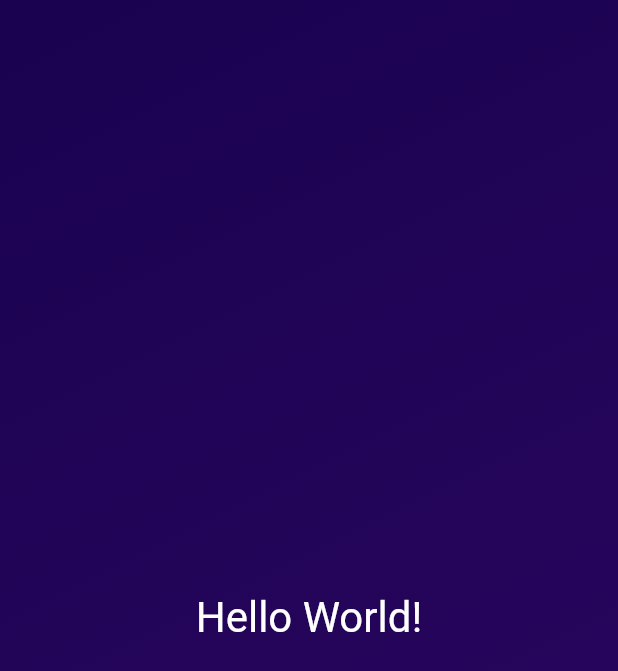
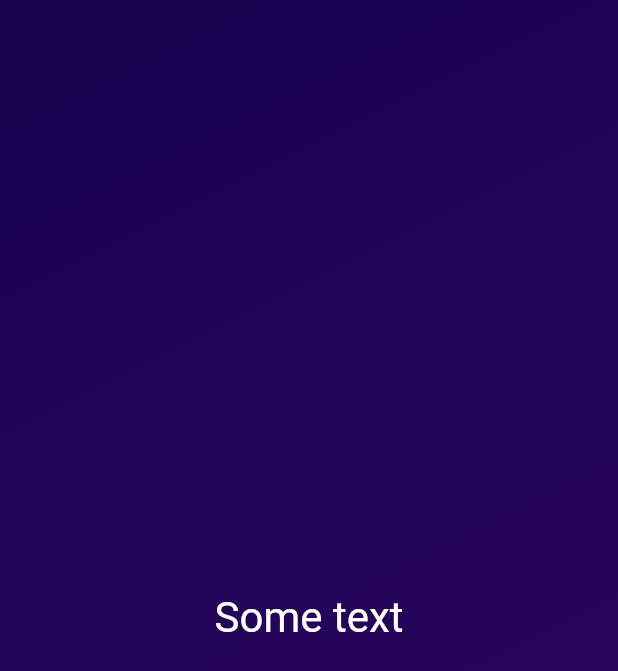
Before and after one commit to Isco170/Flutter_dev, a Flutter app: the screen it shows after launch, on a phone screen of 412 x 824 dp. Shown: the top 671 px of the screen. Run offline on Flutter 3.47's test engine with Material 2 defaults, Android fonts, the phone set to English and light mode, and no system bars.

Commit message:
Instance Variables (Properties) & Configurable Widgets

```diff
--- a/first_app/lib/gradiente_container.dart
+++ b/first_app/lib/gradiente_container.dart
@@ -2,8 +2,8 @@ import 'package:flutter/material.dart';
 
 import 'package:first_app/styled_text.dart';
 
-var startAlignment = Alignment.topLeft;
-var endAlignment = Alignment.bottomRight;
+const startAlignment = Alignment.topLeft;
+const endAlignment = Alignment.bottomRight;
 
 class GradientContainer extends StatelessWidget {
   const GradientContainer({super.key});
@@ -11,9 +11,9 @@ class GradientContainer extends StatelessWidget {
   @override
   Widget build(context) {
     return Container(
-      decoration: BoxDecoration(
+      decoration: const BoxDecoration(
         gradient: LinearGradient(
-          colors: const  [
+          colors: [
             Color.fromARGB(255, 26, 2, 80),
             Color.fromARGB(255, 45, 7, 98),
           ],
@@ -22,7 +22,7 @@ class GradientContainer extends StatelessWidget {
         ),
       ),
       child: const Center(
-        child: StyledText()
+        child: StyledText('Some text')
       ),
     );
   }
--- a/first_app/lib/styled_text.dart
+++ b/first_app/lib/styled_text.dart
@@ -1,16 +1,18 @@
 import 'package:flutter/material.dart';
 
 class StyledText extends StatelessWidget {
-  const StyledText({super.key});
+  const StyledText(this.text, {super.key});
+
+  final String text;
 
   @override
-  build(context){
-    return const Text(
-          'Hello World!',
-          style: TextStyle(
-            color: Colors.white,
-            fontSize: 28,
-          ),
-        );
+  build(context) {
+    return Text(
+      text,
+      style: const TextStyle(
+        color: Colors.white,
+        fontSize: 28,
+      ),
+    );
   }
 }
```
